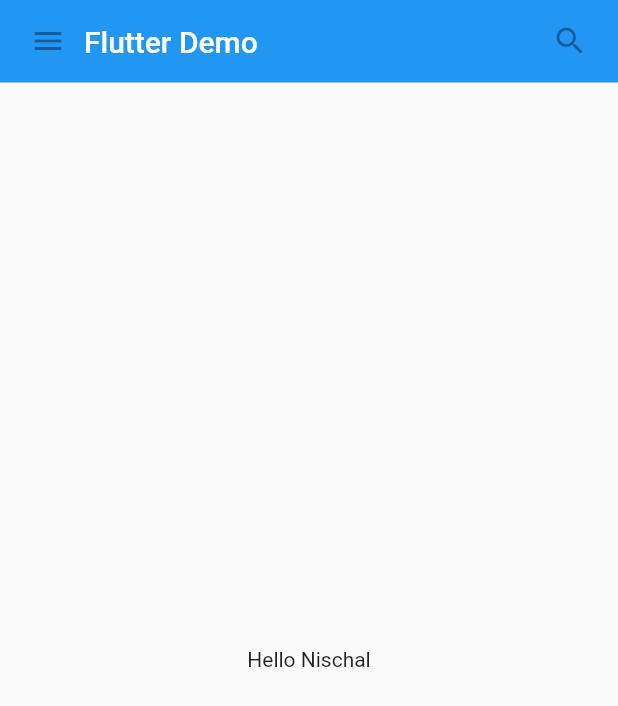
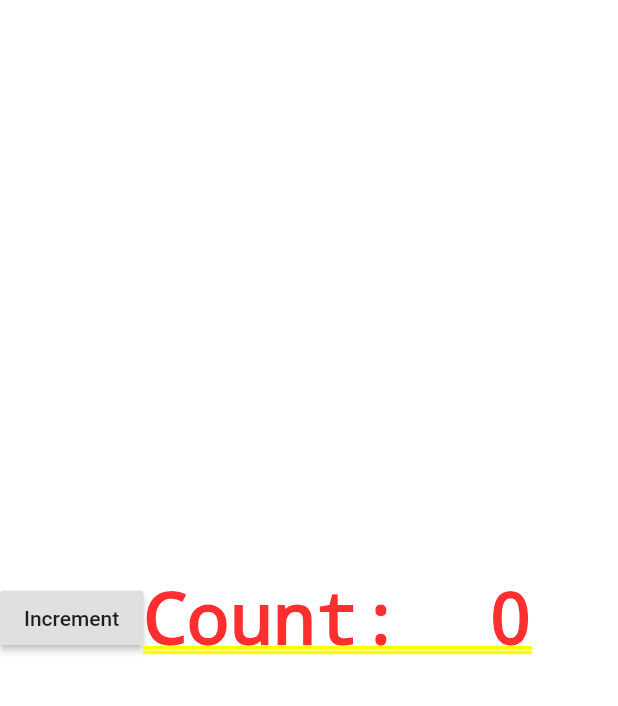
Before and after one commit to nischalshakya15/flutter_app, a Flutter app: the screen it shows after launch, on a phone screen of 412 x 824 dp. Shown: the top 706 px of the screen. Run offline on Flutter 3.47's test engine with Material 2 defaults, Android fonts, the phone set to English and light mode, and no system bars.

Commit message:
Optimize counter code

```diff
--- a/lib/main.dart
+++ b/lib/main.dart
@@ -1,48 +1,51 @@
 import 'package:flutter/material.dart';
 
-class MyAppBar extends StatelessWidget {
-  MyAppBar({this.title});
+class CounterDisplay extends StatelessWidget {
+  final int count;
 
-  final Widget title;
+  CounterDisplay({this.count});
+
+  Widget build(BuildContext context) {
+    return Text('Count:  $count');
+  }
+}
+
+class CounterIncrementor extends StatelessWidget {
+
+  CounterIncrementor({this.onPressed});
+
+  final VoidCallback onPressed;
+
+  Widget build(BuildContext context){
+    return RaisedButton(onPressed: onPressed, child: Text('Increment'));
+  }
+}
+
+class Counter extends StatefulWidget {
+  @override
+  _CounterState createState() => _CounterState();
+}
+
+class _CounterState extends State<Counter> {
+  int _counter = 0;
+
+  void _increment() {
+    setState(() {
+      _counter++;
+    });
+  }
 
   @override
   Widget build(BuildContext context) {
-    return Container(
-        height: 55.0,
-        padding: const EdgeInsets.symmetric(horizontal: 8.0),
-        decoration: BoxDecoration(color: Colors.blue[500]),
-        child: Row(
-          children: <Widget>[
-            IconButton(
-                icon: Icon(Icons.menu),
-                tooltip: 'Navigation Menu',
-                onPressed: null),
-            Expanded(child: title),
-            IconButton(
-                icon: Icon(Icons.search), tooltip: 'Search', onPressed: null)
-          ],
-        ));
-  }
-}
-
-class MyScaffold extends StatelessWidget {
-  @override
-  Widget build(BuildContext context) {
-    return Material(
-        child: Column(
+    return Row(
       children: <Widget>[
-        MyAppBar(
-            title: Text('Flutter Demo',
-                style: Theme.of(context).primaryTextTheme.headline6)),
-        Expanded(
-            child: Center(
-          child: Text('Hello Nischal'),
-        ))
+        CounterIncrementor(onPressed: _increment),
+        CounterDisplay(count: _counter)
       ],
-    ));
+    );
   }
 }
 
 void main() {
-  runApp(MaterialApp(title: 'My app', home: MyScaffold()));
+  runApp(MaterialApp(title: 'CounterDemo', home: Counter()));
 }
```
